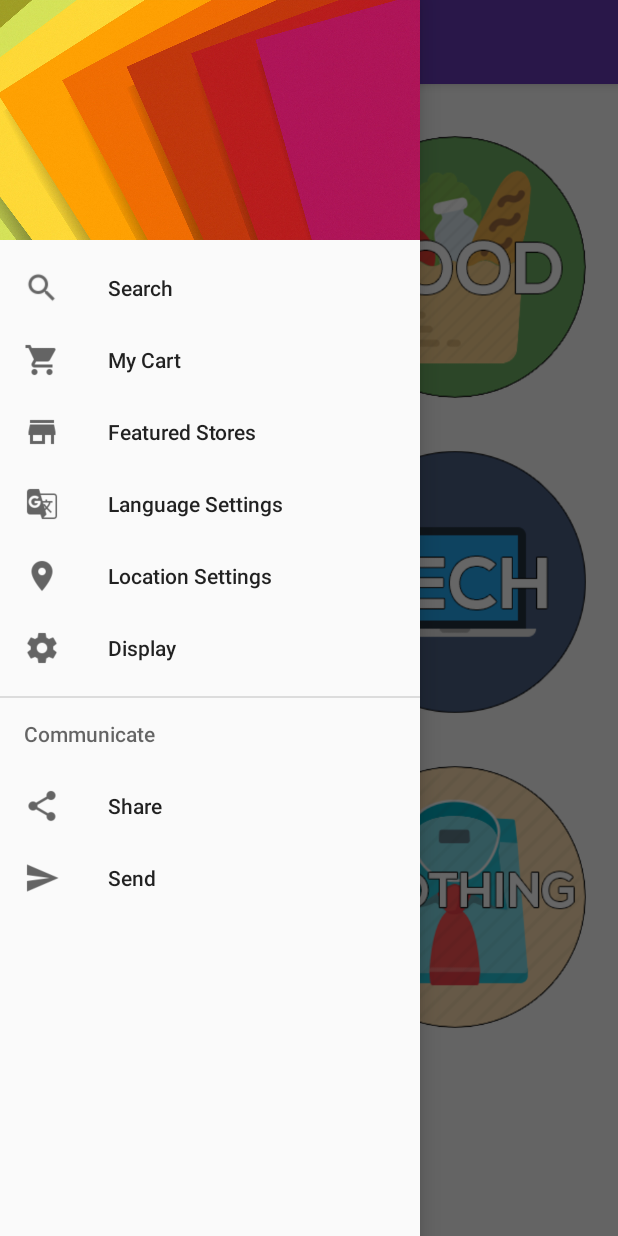
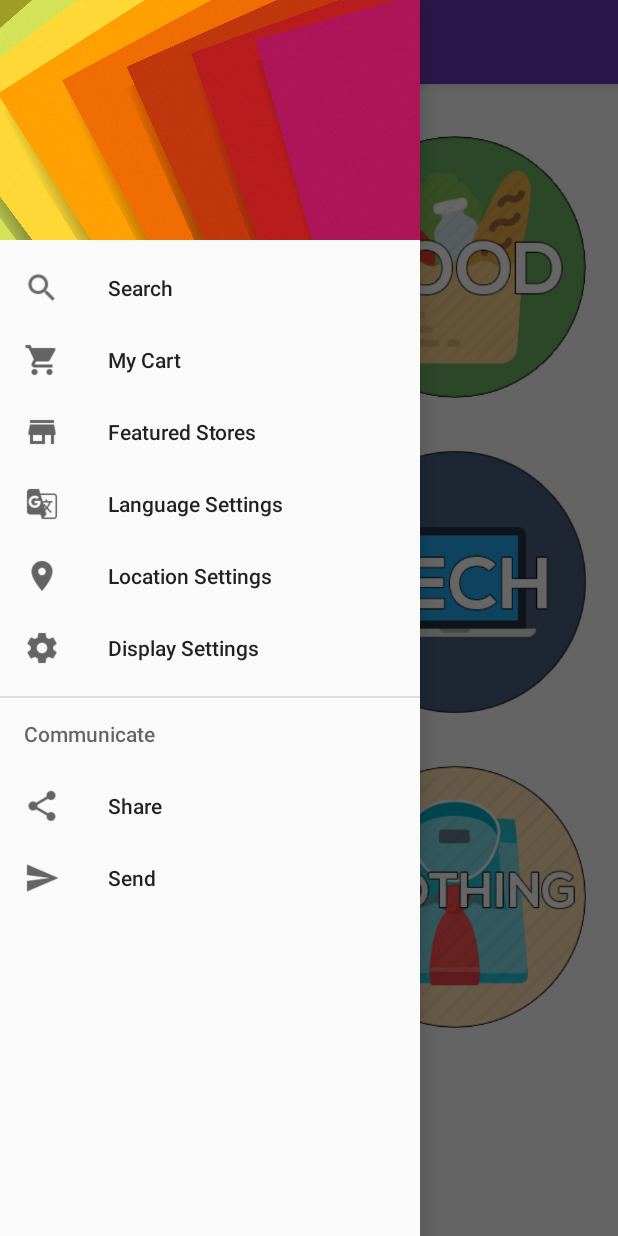
Before and after one commit to FindItPS/findit, an Android app: the screen it shows after launch (HomeScreen), with the side drawer open, on a phone screen of 412 x 824 dp. Run offline under Robolectric (Android 15) with nearby library versions, the light colour scheme and no system bars; 2 statements that could not run were skipped.

Commit message:
Added Nav Bar references

```diff
--- a/src/main/res/menu/activity_main_drawer.xml
+++ b/src/main/res/menu/activity_main_drawer.xml
@@ -5,39 +5,39 @@
         <item
             android:id="@+id/nav_search"
             android:icon="@drawable/ic_search_black_24dp"
-            android:title="Search" />
+            android:title="@string/search_name" />
         <item
             android:id="@+id/nav_my_cart"
             android:icon="@drawable/ic_shopping_cart_black_24dp"
-            android:title="My Cart" />
+            android:title="@string/cart_name" />
         <item
             android:id="@+id/nav_featured_stores"
             android:icon="@drawable/ic_store_black_24dp"
-            android:title="Featured Stores"/>
+            android:title="@string/ft_name"/>
         <item
             android:id="@+id/nav_language_settings"
             android:icon="@drawable/ic_g_translate_black_24dp"
-            android:title="Language Settings" />
+            android:title="@string/lang_name" />
         <item
             android:id="@+id/nav_location_settings"
             android:icon="@drawable/ic_location_on_black_24dp"
-            android:title="Location Settings" />
+            android:title="@string/loca_name" />
         <item
             android:id="@+id/nav_display"
             android:icon="@drawable/ic_settings_black_24dp"
-            android:title="Display" />
+            android:title="@string/display_name" />
     </group>
 
-    <item android:title="Communicate">
+    <item android:title="@string/comm_name">
         <menu>
             <item
                 android:id="@+id/nav_share"
                 android:icon="@drawable/ic_share_black_24dp"
-                android:title="Share" />
+                android:title="@string/share_name" />
             <item
                 android:id="@+id/nav_send"
                 android:icon="@drawable/ic_send_black_24dp"
-                android:title="Send" />
+                android:title="@string/send_name" />
         </menu>
     </item>
 
--- a/src/main/res/values/strings.xml
+++ b/src/main/res/values/strings.xml
@@ -11,6 +11,7 @@
     <string name="loca_name">Location Settings</string>
     <string name="display_name">Display Settings</string>
     <string name="action_settings">Settings</string>
+    <string name="comm_name">Communicate</string>
     <string name="share_name">Share</string>
     <string name="send_name">Send</string>
 
```
Also changed, not shown: 2 other files.
